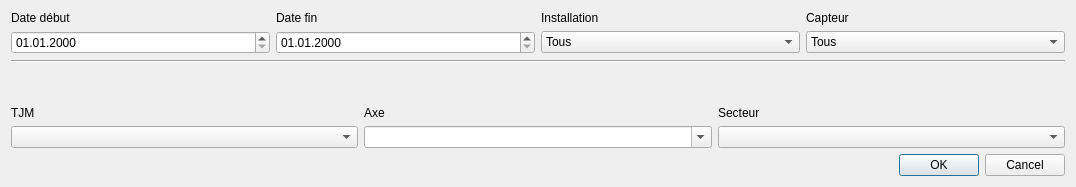
Qt form comptages/ui/filter.ui (opengisch/OpenComptage) before a commit.
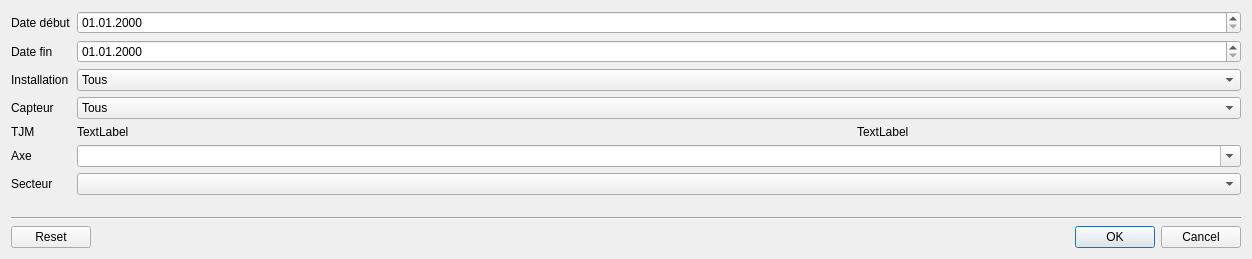
The same form after that commit. Custom widgets are drawn as their Qt base class.

Commit message: Add tjm filter

```diff
--- a/comptages/ui/filter.ui
+++ b/comptages/ui/filter.ui
@@ -6,8 +6,8 @@
    <rect>
     <x>0</x>
     <y>0</y>
-    <width>1076</width>
-    <height>187</height>
+    <width>1252</width>
+    <height>259</height>
    </rect>
   </property>
   <property name="windowTitle">
@@ -15,29 +15,15 @@
   </property>
   <layout class="QVBoxLayout" name="verticalLayout">
    <item>
-    <layout class="QGridLayout" name="gridLayout">
-     <item row="1" column="3">
-      <widget class="QLabel" name="label_4">
-       <property name="text">
-        <string>Capteur</string>
-       </property>
-      </widget>
-     </item>
-     <item row="1" column="0">
+    <layout class="QFormLayout" name="formLayout">
+     <item row="0" column="0">
       <widget class="QLabel" name="label">
        <property name="text">
         <string>Date début</string>
        </property>
       </widget>
      </item>
-     <item row="1" column="1">
-      <widget class="QLabel" name="label_2">
-       <property name="text">
-        <string>Date fin</string>
-       </property>
-      </widget>
-     </item>
-     <item row="4" column="0">
+     <item row="0" column="1">
       <widget class="QgsDateTimeEdit" name="start_date">
        <property name="locale">
         <locale language="French" country="France"/>
@@ -47,40 +33,28 @@
        </property>
       </widget>
      </item>
-     <item row="4" column="1">
+     <item row="1" column="0">
+      <widget class="QLabel" name="label_2">
+       <property name="text">
+        <string>Date fin</string>
+       </property>
+      </widget>
+     </item>
+     <item row="1" column="1">
       <widget class="QgsDateTimeEdit" name="end_date">
        <property name="displayFormat">
         <string>dd.MM.yyyy </string>
        </property>
       </widget>
      </item>
-     <item row="1" column="2">
+     <item row="2" column="0">
       <widget class="QLabel" name="label_3">
        <property name="text">
         <string>Installation</string>
        </property>
       </widget>
      </item>
-     <item row="4" column="3">
-      <widget class="QComboBox" name="sensor">
-       <item>
-        <property name="text">
-         <string>Tous</string>
-        </property>
-       </item>
-       <item>
-        <property name="text">
-         <string>Boucle</string>
-        </property>
-       </item>
-       <item>
-        <property name="text">
-         <string>Tube</string>
-        </property>
-       </item>
-      </widget>
-     </item>
-     <item row="4" column="2">
+     <item row="2" column="1">
       <widget class="QComboBox" name="installation">
        <item>
         <property name="text">
@@ -99,73 +73,112 @@
        </item>
       </widget>
      </item>
-    </layout>
-   </item>
-   <item>
-    <widget class="Line" name="line">
-     <property name="orientation">
-      <enum>Qt::Horizontal</enum>
-     </property>
-    </widget>
-   </item>
-   <item>
-    <spacer name="verticalSpacer">
-     <property name="orientation">
-      <enum>Qt::Vertical</enum>
-     </property>
-     <property name="sizeHint" stdset="0">
-      <size>
-       <width>20</width>
-       <height>40</height>
-      </size>
-     </property>
-    </spacer>
-   </item>
-   <item>
-    <layout class="QGridLayout" name="gridLayout_2">
-     <item row="1" column="2">
-      <widget class="QComboBox" name="secteur"/>
-     </item>
-     <item row="0" column="2">
-      <widget class="QLabel" name="label_5">
+     <item row="3" column="0">
+      <widget class="QLabel" name="label_4">
        <property name="text">
-        <string>Secteur</string>
+        <string>Capteur</string>
        </property>
       </widget>
      </item>
-     <item row="0" column="1">
-      <widget class="QLabel" name="label_6">
-       <property name="text">
-        <string>Axe</string>
-       </property>
+     <item row="3" column="1">
+      <widget class="QComboBox" name="sensor">
+       <item>
+        <property name="text">
+         <string>Tous</string>
+        </property>
+       </item>
+       <item>
+        <property name="text">
+         <string>Boucle</string>
+        </property>
+       </item>
+       <item>
+        <property name="text">
+         <string>Tube</string>
+        </property>
+       </item>
       </widget>
      </item>
-     <item row="0" column="0">
+     <item row="4" column="0">
       <widget class="QLabel" name="label_7">
        <property name="text">
         <string>TJM</string>
        </property>
       </widget>
      </item>
-     <item row="1" column="0">
-      <widget class="QComboBox" name="tjm"/>
+     <item row="4" column="1">
+      <layout class="QGridLayout" name="gridLayout">
+       <item row="0" column="2">
+        <widget class="QLabel" name="max_tjm">
+         <property name="minimumSize">
+          <size>
+           <width>40</width>
+           <height>0</height>
+          </size>
+         </property>
+         <property name="text">
+          <string>TextLabel</string>
+         </property>
+        </widget>
+       </item>
+       <item row="0" column="0">
+        <widget class="QLabel" name="min_tjm">
+         <property name="minimumSize">
+          <size>
+           <width>40</width>
+           <height>0</height>
+          </size>
+         </property>
+         <property name="text">
+          <string>TextLabel</string>
+         </property>
+        </widget>
+       </item>
+       <item row="0" column="1">
+        <widget class="QgsRangeSlider" name="tjm" native="true"/>
+       </item>
+      </layout>
      </item>
-     <item row="1" column="1">
+     <item row="5" column="0">
+      <widget class="QLabel" name="label_6">
+       <property name="text">
+        <string>Axe</string>
+       </property>
+      </widget>
+     </item>
+     <item row="5" column="1">
       <widget class="QComboBox" name="axe">
        <property name="editable">
         <bool>true</bool>
        </property>
       </widget>
      </item>
+     <item row="6" column="0">
+      <widget class="QLabel" name="label_5">
+       <property name="text">
+        <string>Secteur</string>
+       </property>
+      </widget>
+     </item>
+     <item row="6" column="1">
+      <widget class="QComboBox" name="secteur"/>
+     </item>
     </layout>
    </item>
    <item>
-    <widget class="QDialogButtonBox" name="buttonBox">
+    <widget class="Line" name="line">
+     <property name="orientation">
+      <enum>Qt::Horizontal</enum>
+     </property>
+    </widget>
+   </item>
+   <item>
+    <widget class="QDialogButtonBox" name="buttons">
      <property name="orientation">
       <enum>Qt::Horizontal</enum>
      </property>
      <property name="standardButtons">
-      <set>QDialogButtonBox::Cancel|QDialogButtonBox::Ok</set>
+      <set>QDialogButtonBox::Cancel|QDialogButtonBox::Ok|QDialogButtonBox::Reset</set>
      </property>
     </widget>
    </item>
@@ -177,6 +190,12 @@
    <extends>QDateTimeEdit</extends>
    <header>qgsdatetimeedit.h</header>
   </customwidget>
+  <customwidget>
+   <class>QgsRangeSlider</class>
+   <extends>QWidget</extends>
+   <header>qgis.gui.QgsRangeSlider</header>
+   <container>1</container>
+  </customwidget>
  </customwidgets>
  <resources/>
  <connections>
```
Left out of the diff: 4 changed lines with no effect on the pictures. The commit also changes 3 other files.
